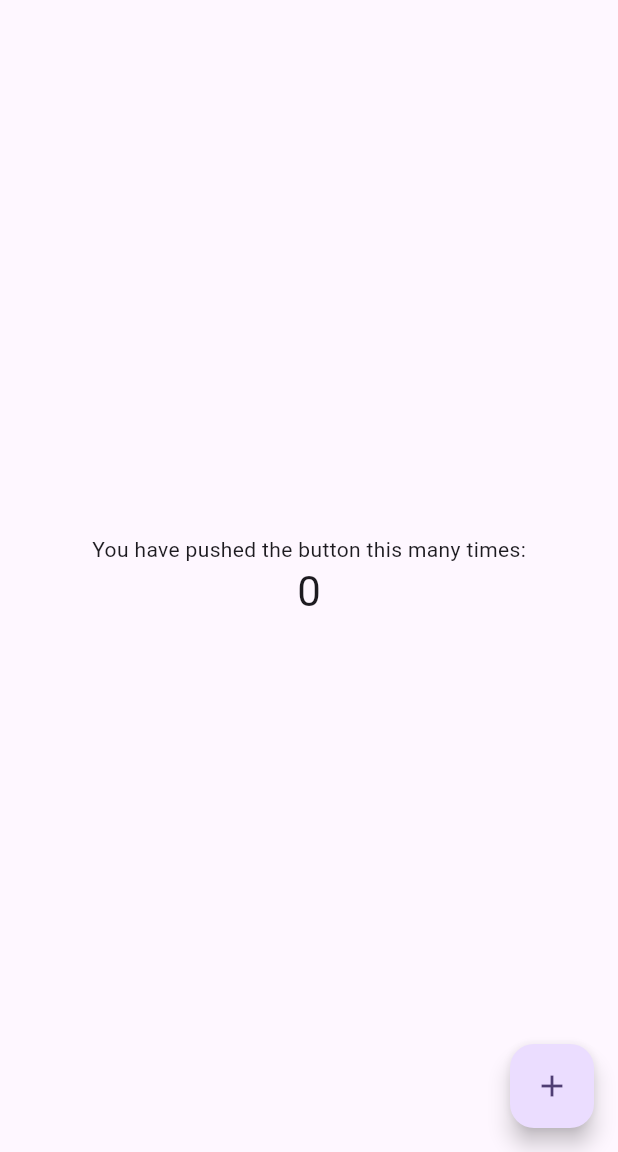
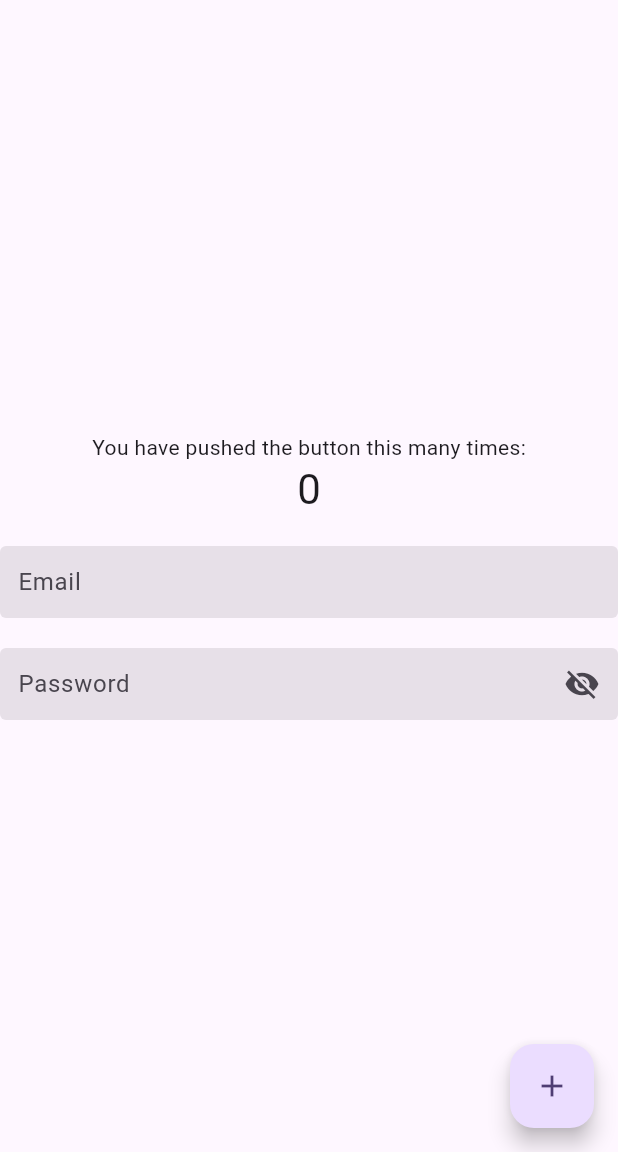
Before and after one commit to VandevilleF/holbertonschool-holbegram, a Flutter app: the screen it shows after launch, on a phone screen of 412 x 824 dp, the part 84-1236 px from its top. Run offline on Flutter 3.47's test engine with Material 3 defaults, Android fonts, the phone set to English and light mode, and no system bars; our stand-ins replace firebase_core; accounts and stored records are empty.

Commit message:
Implement user authentication fields and update project metadata for Firebase compatibility

```diff
--- a/holbegram/lib/main.dart
+++ b/holbegram/lib/main.dart
@@ -1,5 +1,7 @@
 import 'package:flutter/material.dart';
 import 'package:firebase_core/firebase_core.dart';
+import 'widgets/text_field.dart';
+
 
 Future main() async {
   WidgetsFlutterBinding.ensureInitialized();
@@ -59,6 +61,9 @@ class MyHomePage extends StatefulWidget {
 class _MyHomePageState extends State<MyHomePage> {
   int _counter = 0;
 
+  final TextEditingController emailController = TextEditingController();
+  final TextEditingController passwordController = TextEditingController();
+
   void _incrementCounter() {
     setState(() {
       // This call to setState tells the Flutter framework that something has
@@ -112,6 +117,25 @@ class _MyHomePageState extends State<MyHomePage> {
               '$_counter',
               style: Theme.of(context).textTheme.headlineMedium,
             ),
+            const SizedBox(height: 20),
+
+            // 👇 Email field
+            TextFieldInput(
+              controller: emailController,
+              ispassword: false,
+              hintText: 'Email',
+              keyboardType: TextInputType.emailAddress,
+            ),
+            const SizedBox(height: 20),
+
+            // 👇 Password field
+            TextFieldInput(
+              controller: passwordController,
+              ispassword: true,
+              hintText: 'Password',
+              keyboardType: TextInputType.text,
+              suffixIcon: Icon(Icons.visibility_off),
+            ),
           ],
         ),
       ),
--- a/holbegram/lib/widgets/text_field.dart
+++ b/holbegram/lib/widgets/text_field.dart
@@ -0,0 +1,44 @@
+import 'package:flutter/material.dart';
+
+class TextFieldInput extends StatelessWidget {
+  final TextEditingController controller;
+  final bool ispassword;
+  final String hintText;
+  final Widget? suffixIcon;
+  final TextInputType keyboardType;
+
+  const TextFieldInput({
+    super.key,
+    required this.controller,
+    required this.ispassword,
+    required this.hintText,
+    this.suffixIcon,
+    required this.keyboardType,
+  });
+
+  @override
+  Widget build(BuildContext context) {
+    return TextField(
+      keyboardType: keyboardType,
+      controller: controller,
+      cursorColor: Color.fromARGB(218, 226, 37, 24),
+      decoration: InputDecoration(
+        hintText: hintText,
+        border: OutlineInputBorder(
+          borderSide: BorderSide(color: Colors.transparent, style: BorderStyle.none),
+        ),
+        focusedBorder: OutlineInputBorder(
+          borderSide: BorderSide(color: Colors.transparent, style: BorderStyle.none),
+          ),
+        enabledBorder: OutlineInputBorder(
+          borderSide: BorderSide(color: Colors.transparent, style: BorderStyle.none),
+          ),
+        filled: true,
+        contentPadding: EdgeInsets.all(8),
+        suffixIcon: suffixIcon,
+      ),
+      textInputAction: TextInputAction.next,
+      obscureText: ispassword,
+    );
+  }
+}
```
Also changed, not shown: 2 other files.
